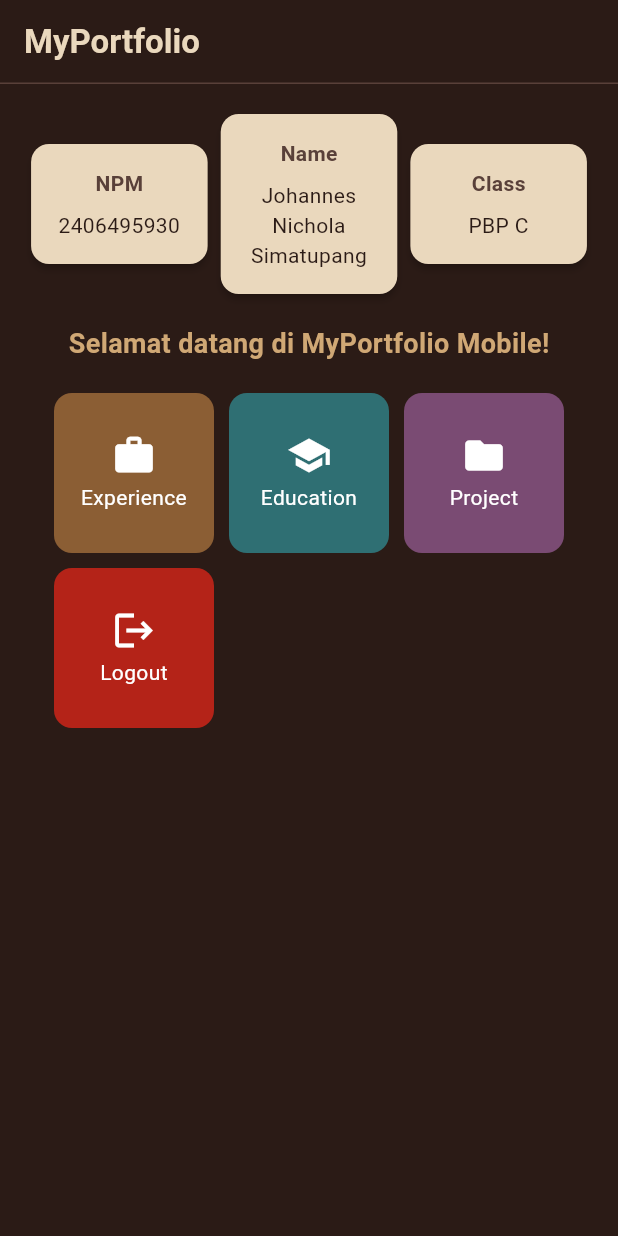
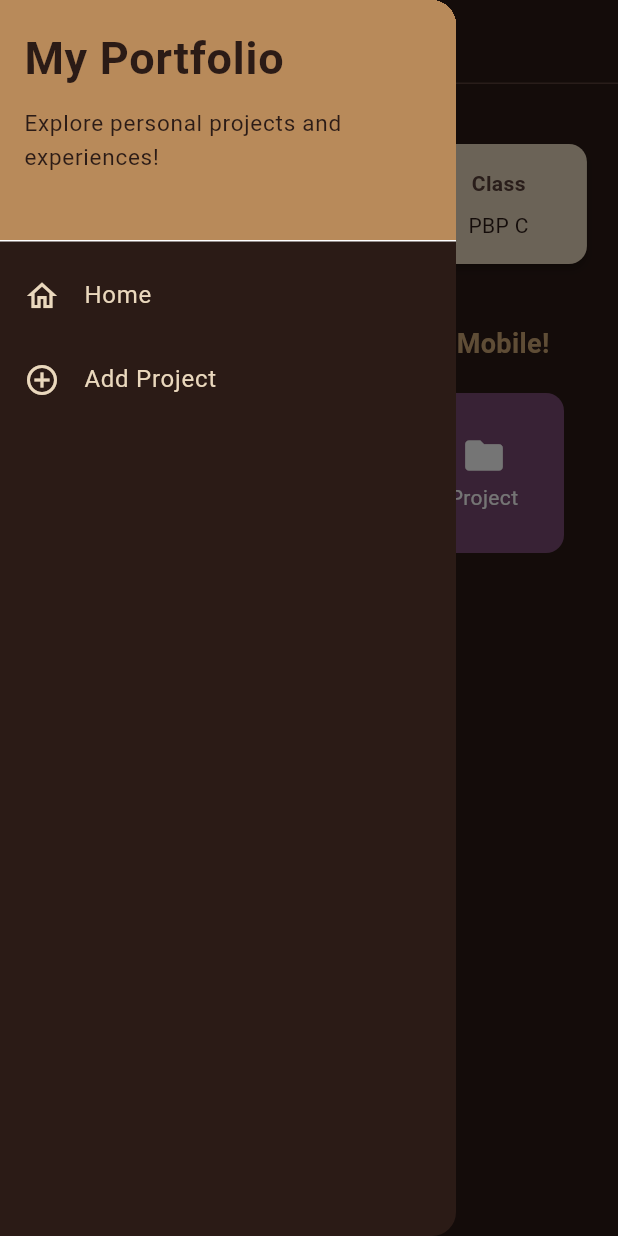
Before and after one commit to JohannesNichola/myportofolio_mobile, a Flutter app: the screen it shows after launch, with the side drawer open (before the commit the screen has no drawer), on a phone screen of 412 x 824 dp. Run offline on Flutter 3.47's test engine with Material 3 defaults, Android fonts, the phone set to English and light mode, and no system bars; our stand-ins replace material_ui.

Commit message:
feat(navigation): add left drawer with Home and Add Project routes

```diff
--- a/lib/menu.dart
+++ b/lib/menu.dart
@@ -1,5 +1,6 @@
 import 'package:material_ui/material_ui.dart';
 import 'package:myportofolio_mobile/palette.dart';
+import 'package:myportofolio_mobile/widgets/left_drawer.dart';
 
 /// Halaman utama aplikasi MyPortfolio Mobile.
 class MyHomePage extends StatelessWidget {
@@ -29,6 +30,7 @@ class MyHomePage extends StatelessWidget {
         surfaceTintColor: Colors.transparent,
         shape: const Border(bottom: BorderSide(color: AppColors.line)),
       ),
+      drawer: const LeftDrawer(),
       body: Padding(
         padding: const EdgeInsets.all(16.0),
         child: Column(
--- a/lib/project_form.dart
+++ b/lib/project_form.dart
@@ -1,5 +1,6 @@
 import 'package:material_ui/material_ui.dart';
 import 'package:myportofolio_mobile/palette.dart';
+import 'package:myportofolio_mobile/widgets/left_drawer.dart';
 
 /// Halaman form untuk menambahkan project baru.
 class ProjectFormPage extends StatefulWidget {
@@ -38,6 +39,7 @@ class _ProjectFormPageState extends State<ProjectFormPage> {
         surfaceTintColor: Colors.transparent,
         shape: const Border(bottom: BorderSide(color: AppColors.line)),
       ),
+      drawer: const LeftDrawer(),
       body: Form(
         key: _formKey,
         child: SingleChildScrollView(
--- /dev/null
+++ b/lib/widgets/left_drawer.dart
@@ -0,0 +1,69 @@
+import 'package:material_ui/material_ui.dart';
+import 'package:myportofolio_mobile/menu.dart';
+import 'package:myportofolio_mobile/palette.dart';
+import 'package:myportofolio_mobile/project_form.dart';
+
+/// Drawer menu untuk berpindah antar halaman aplikasi.
+class LeftDrawer extends StatelessWidget {
+  const LeftDrawer({super.key});
+
+  @override
+  Widget build(BuildContext context) {
+    return Drawer(
+      child: ListView(
+        children: [
+          const DrawerHeader(
+            decoration: BoxDecoration(color: AppColors.accent),
+            child: Column(
+              crossAxisAlignment: CrossAxisAlignment.start,
+              children: [
+                Text(
+                  'My Portfolio',
+                  style: TextStyle(
+                    fontSize: 30,
+                    fontWeight: FontWeight.bold,
+                    color: AppColors.paper,
+                  ),
+                ),
+                SizedBox(height: 10),
+                Text(
+                  'Explore personal projects and experiences!',
+                  style: TextStyle(
+                    fontSize: 15,
+                    color: AppColors.paper,
+                  ),
+                ),
+              ],
+            ),
+          ),
+          ListTile(
+            leading: const Icon(Icons.home_outlined),
+            title: const Text('Home'),
+            // Navigasi ke halaman utama portofolio
+            onTap: () {
+              Navigator.pushReplacement(
+                context,
+                MaterialPageRoute(
+                  builder: (context) => MyHomePage(),
+                ),
+              );
+            },
+          ),
+          ListTile(
+            leading: const Icon(Icons.add_circle_outline),
+            title: const Text('Add Project'),
+            // Navigasi ke halaman tambah proyek
+            onTap: () {
+              Navigator.pushReplacement(
+                context,
+                MaterialPageRoute(
+                  builder: (context) => const ProjectFormPage(),
+                ),
+              );
+            },
+          ),
+        ],
+      ),
+    );
+  }
+}
```
